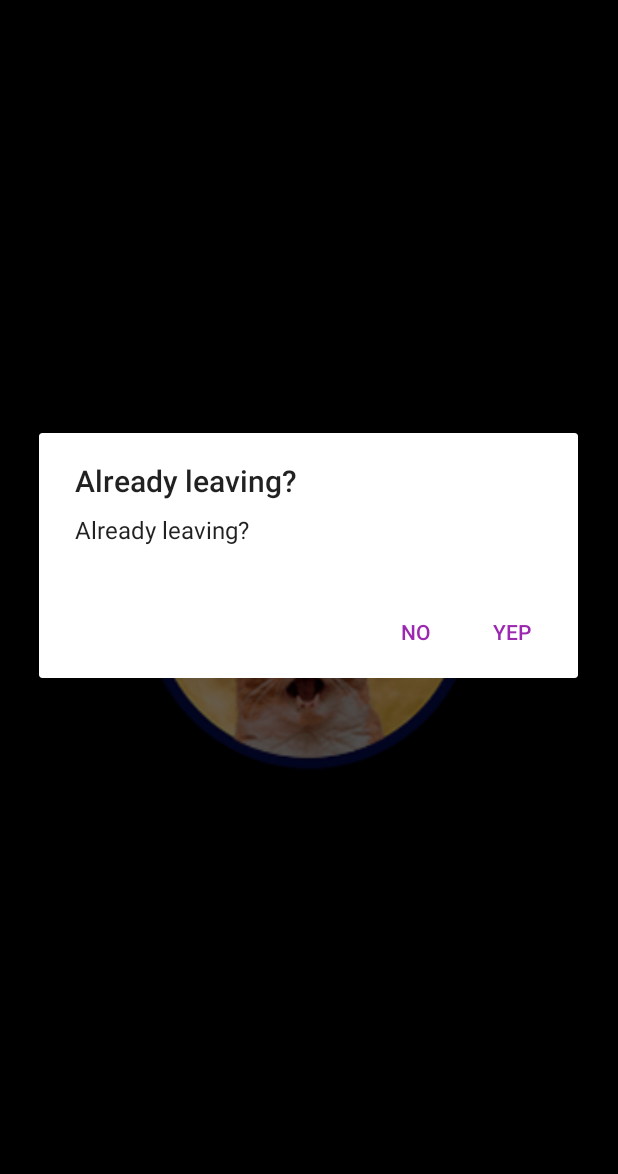
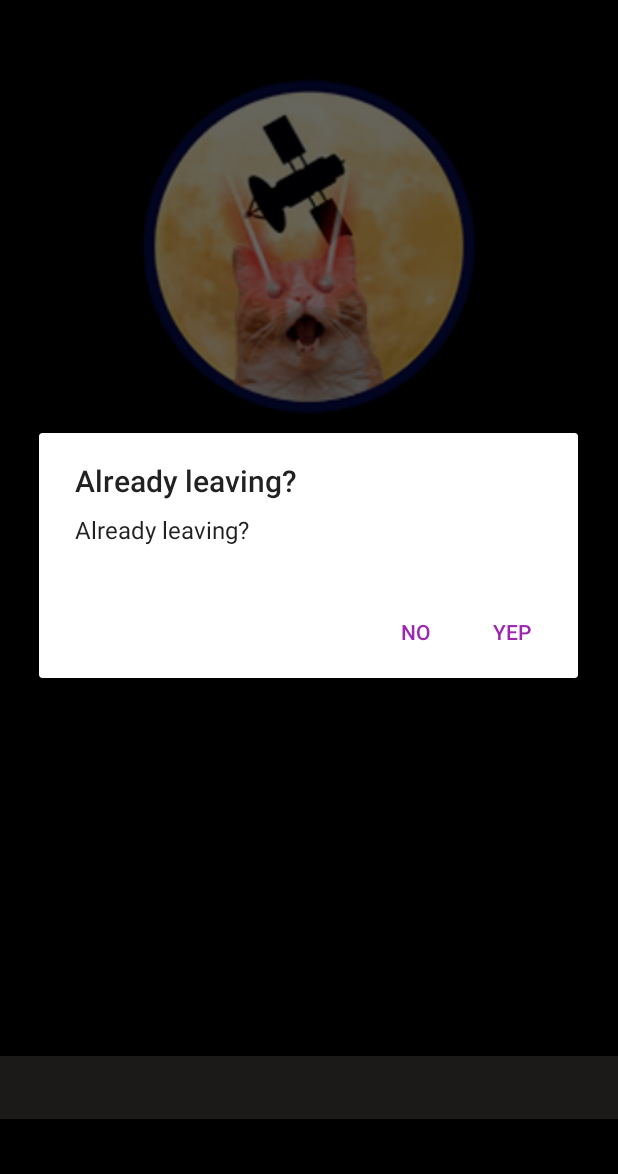
Before and after one commit to mcleod123/Apod, an Android app: the screen it shows after launch (MainActivity), in the options menu, after a tap on "Close App", on a phone screen of 412 x 824 dp, the part 62-1236 px from its top. Run offline under Robolectric (Android 15) with nearby library versions, the phone set to English and light mode, and no system bars; 12 statements that could not run were skipped.

Commit message:
- работаем со стилями, чтобы все это еще и нормално выглядело. Стили вынесены в отдельный файл

```diff
--- a/app/src/main/res/layout/activity_main.xml
+++ b/app/src/main/res/layout/activity_main.xml
@@ -45,22 +45,10 @@
         android:visibility="invisible"
         />
 
-    <TextView
-        android:padding="5sp"
-        android:textAlignment="center"
-        android:id="@+id/content_title"
-        android:layout_width="match_parent"
-        android:layout_height="wrap_content"
-        android:text="@string/loading"
-        android:visibility="invisible"
-        android:textColor="@color/absoluteWhite"
-        android:textSize="20sp"
-        app:layout_constraintTop_toTopOf="parent"
-        />
+
 
 
     <ImageView
-        android:layout_marginTop="5dp"
         android:id="@+id/content_image_view"
         android:layout_width="match_parent"
         android:layout_height="wrap_content"
@@ -69,20 +57,29 @@
         android:visibility="invisible"
         android:scaleType="centerCrop"
         app:layout_constraintTop_toTopOf="parent"
-        app:layout_constraintBottom_toBottomOf="parent"
         android:contentDescription="@string/about_text_title"
         />
 
     <TextView
-        android:padding="8sp"
+        android:textAlignment="center"
+        android:id="@+id/content_title"
+        android:layout_width="match_parent"
+        android:layout_height="wrap_content"
+        android:text="@string/loading"
+        android:visibility="invisible"
+        app:layout_constraintBottom_toTopOf="@id/content_explanation"
+        style="@style/my_title_style"
+        />
+
+
+    <TextView
         android:textAlignment="gravity"
         android:id="@+id/content_explanation"
         android:layout_width="match_parent"
         android:layout_height="wrap_content"
         android:text="@string/loading"
         android:visibility="invisible"
-        android:textColor="@color/colorGrey"
-        android:textSize="12sp"
+        style="@style/my_text_style"
         app:layout_constraintBottom_toBottomOf="parent"
         android:background="@color/absoluteDark"
         />
--- a/app/src/main/res/values/colors.xml
+++ b/app/src/main/res/values/colors.xml
@@ -6,5 +6,7 @@
     <color name="absoluteDark">#000</color>
     <color name="absoluteWhite">#fff</color>
     <color name="colorGrey">#ddd</color>
+    <color name="colorGreyDark">#473F3F</color>
+    <color name="colorForTitle">#68A2D8</color>
     <color name="transparent">#55000000</color>
 </resources>
--- a/app/src/main/res/values/styles.xml
+++ b/app/src/main/res/values/styles.xml
@@ -6,9 +6,25 @@
         <item name="colorPrimary">@color/absoluteDark</item>
         <item name="colorPrimaryDark">@color/colorPrimaryDark</item>
         <item name="colorAccent">@color/colorAccent</item>
+    </style>
+
+    <style name="my_text_style" parent="@android:style/TextAppearance.Medium">
+        <item name="android:layout_width">match_parent</item>
+        <item name="android:layout_height">wrap_content</item>
+        <item name="android:textColor">@color/colorForTitle</item>
+        <item name="android:textSize">12sp</item>
+        <item name="android:background">@color/colorGreyDark</item>
+        <item name="android:padding">10dp</item>
+    </style>
+
+    <style name="my_title_style" parent="@android:style/TextAppearance.Medium">
+        <item name="android:layout_width">match_parent</item>
+        <item name="android:layout_height">wrap_content</item>
+        <item name="android:textColor">@color/absoluteWhite</item>
+        <item name="android:textSize">16sp</item>
+        <item name="android:background">@color/colorGreyDark</item>
+        <item name="android:padding">10dp</item>
+    </style>
 
 
-
-    </style>
-
 </resources>
```
